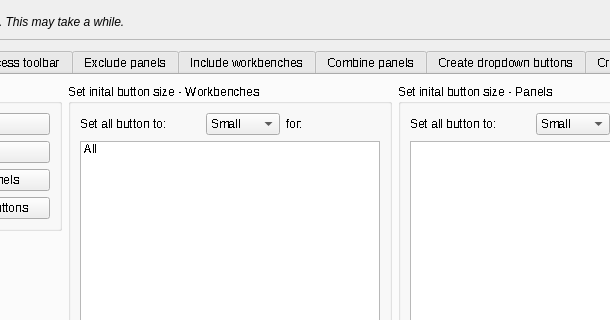
This is Resources/ui/Design.ui in APEbbers/FreeCAD-Ribbon as Qt 5 draws it before an edit; both pictures show x 170 to 780 and y 0 to 320 of the 990 by 787 pixel window. The edited form follows.
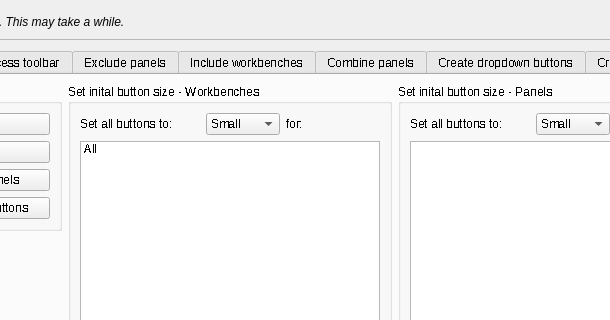
This is the edited form. The open tabs and pages were chosen to show the change. Icons and pictures are not drawn.

What changed in the file:
```diff
--- a/Resources/ui/Design.ui
+++ b/Resources/ui/Design.ui
@@ -346,7 +346,7 @@
                        </size>
                       </property>
                       <property name="text">
-                       <string>Set all button to: </string>
+                       <string>Set all buttons to: </string>
                       </property>
                      </widget>
                     </item>
@@ -445,7 +445,7 @@
                        </size>
                       </property>
                       <property name="text">
-                       <string>Set all button to: </string>
+                       <string>Set all buttons to: </string>
                       </property>
                      </widget>
                     </item>
```
Left out of the diff: 2 changed lines with no effect on the pictures.
